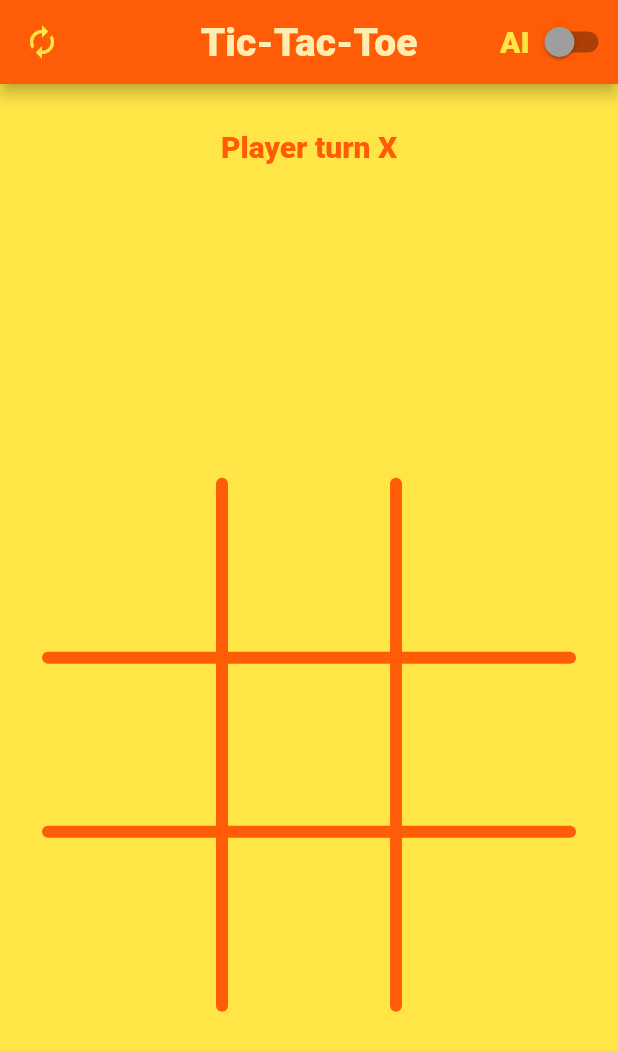
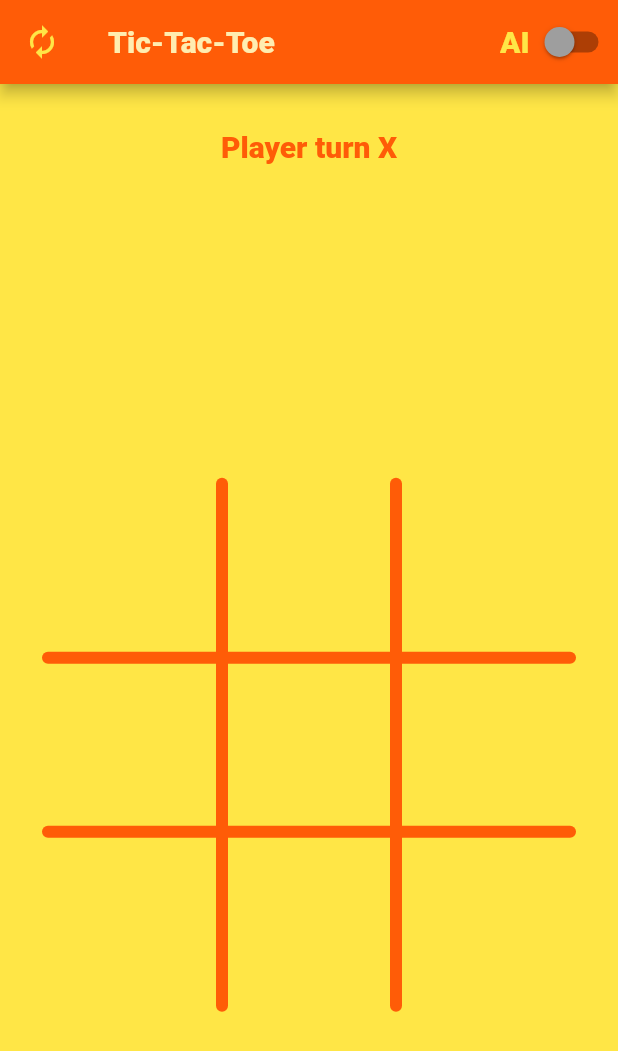
Before and after one commit to bogdanovMV/TicTacToe, a Flutter app: the screen it shows after launch, on a phone screen of 412 x 824 dp. Shown: the top 1051 px of the screen. Run offline on Flutter 3.47's test engine with Material 2 defaults, Android fonts, the phone set to English and light mode, and no system bars; generated files the repository leaves out were written again.

Commit message:
fix size app bar title

```diff
--- a/lib/themes.dart
+++ b/lib/themes.dart
@@ -12,9 +12,8 @@ final kMainThemeLight = ThemeData(
   appBarTheme: const AppBarTheme(
     color: lightAdditional,
     titleTextStyle: TextStyle(
-        fontSize: 26, color: lightAccent, fontWeight: FontWeight.w900),
+        fontSize: 20, color: lightAccent, fontWeight: FontWeight.w900),
     foregroundColor: lightPrimary,
-    centerTitle: true,
   ),
   textTheme: const TextTheme(
     bodyText2: TextStyle(
@@ -29,9 +28,8 @@ final kMainThemeDark = ThemeData(
   appBarTheme: const AppBarTheme(
     color: darkAdditional,
     titleTextStyle:
-        TextStyle(fontSize: 26, color: darkAccent, fontWeight: FontWeight.w900),
+        TextStyle(fontSize: 20, color: darkAccent, fontWeight: FontWeight.w900),
     foregroundColor: darkPrimary,
-    centerTitle: true,
   ),
   textTheme: const TextTheme(
     bodyText2: TextStyle(
```
